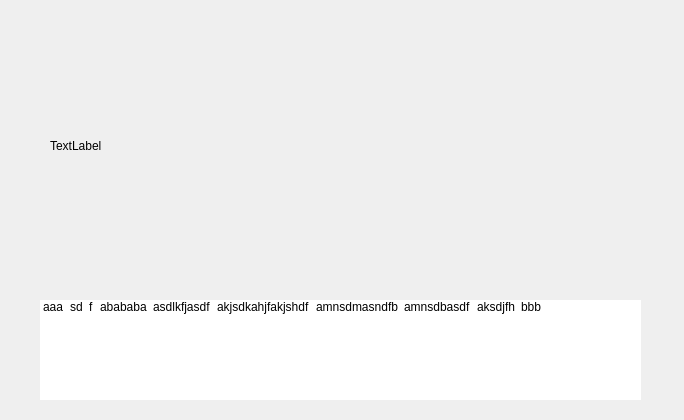
First picture: the form in menus/read_menu/read_menu_contents.ui, repository JoaoCarlosNascimento/HandSignLanguage, before the edit.
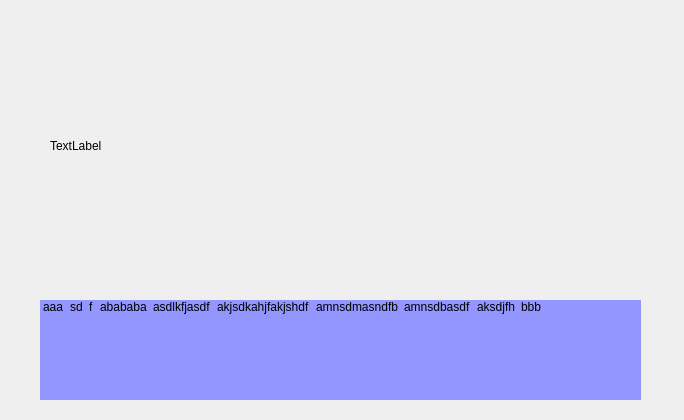
Second picture: the form after the edit.

```diff
--- a/menus/read_menu/read_menu_contents.ui
+++ b/menus/read_menu/read_menu_contents.ui
@@ -50,6 +50,10 @@
      <height>100</height>
     </size>
    </property>
+   <property name="styleSheet">
+    <string notr="true">background-color: rgb(148, 150, 255);
+font: 14pt &quot;Franklin Gothic Demi&quot;;</string>
+   </property>
    <property name="frameShape">
     <enum>QFrame::NoFrame</enum>
    </property>
```
